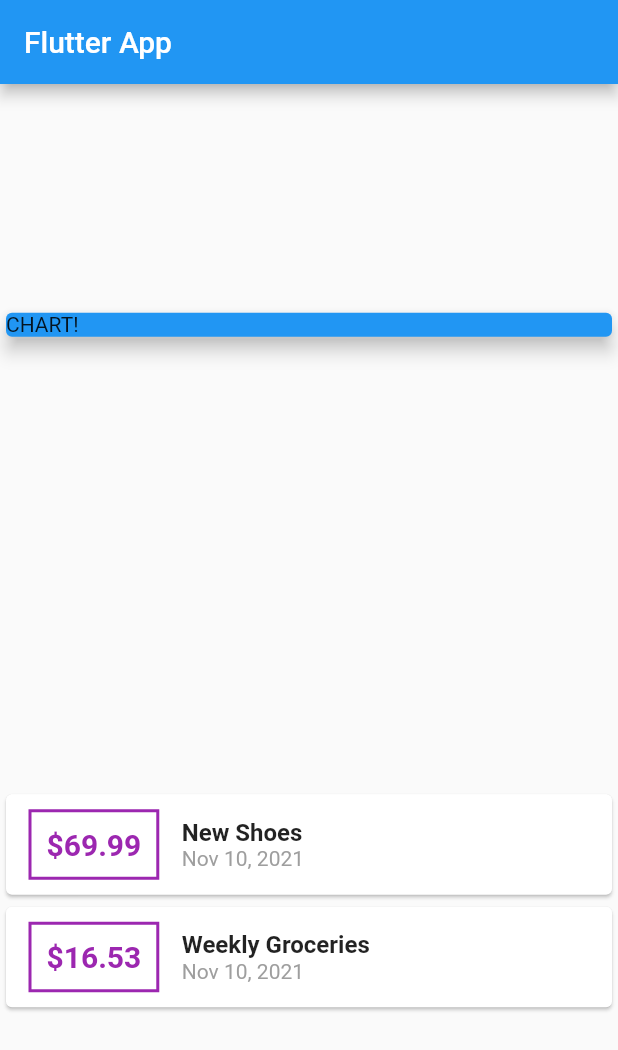
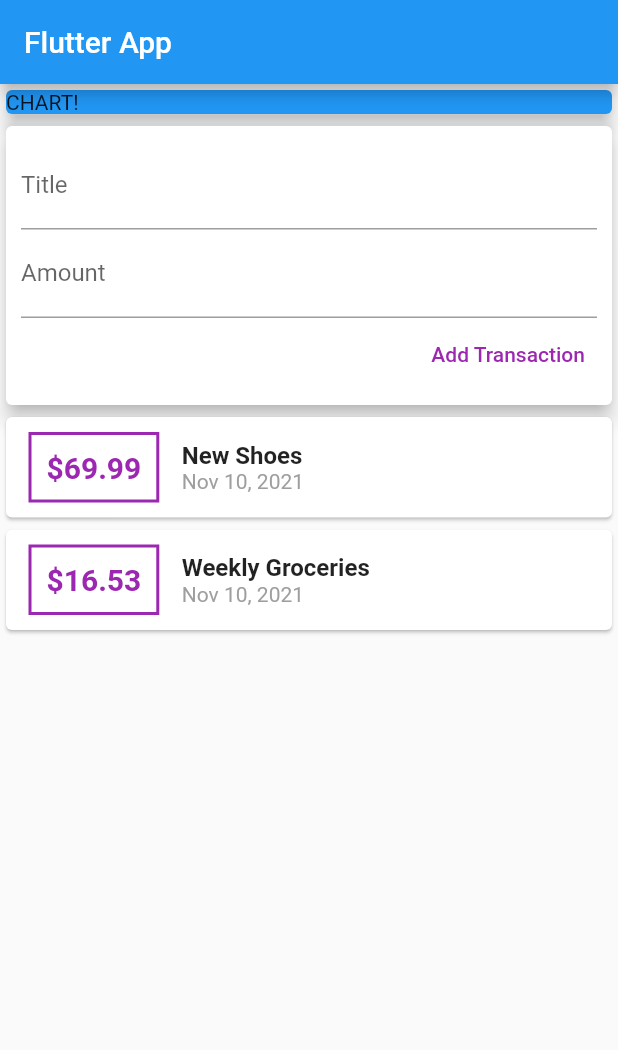
Before and after one commit to dhiraj13/personal-expense-app, a Flutter app: the screen it shows after launch, on a phone screen of 412 x 824 dp. Shown: the top 1050 px of the screen. Run offline on Flutter 3.47's test engine with Material 2 defaults, Android fonts, the phone set to English and light mode, and no system bars.

Commit message:
Adding Text Input Widgets (TextField)

```diff
--- a/lib/main.dart
+++ b/lib/main.dart
@@ -40,7 +40,7 @@ class MyHomePage extends StatelessWidget {
         title: const Text('Flutter App'),
       ),
       body: Column(
-        mainAxisAlignment: MainAxisAlignment.spaceAround,
+        // mainAxisAlignment: MainAxisAlignment.start,
         crossAxisAlignment: CrossAxisAlignment.stretch,
         children: <Widget>[
           Container(
@@ -49,6 +49,30 @@ class MyHomePage extends StatelessWidget {
               color: Colors.blue,
               child: Text('CHART!'),
               elevation: 5,
+            ),
+          ),
+          Card(
+            elevation: 5,
+            child: Container(
+              padding: const EdgeInsets.all(10),
+              child: Column(
+                crossAxisAlignment: CrossAxisAlignment.end,
+                children: <Widget>[
+                  const TextField(
+                    decoration: InputDecoration(labelText: 'Title'),
+                  ),
+                  const TextField(
+                    decoration: InputDecoration(labelText: 'Amount'),
+                  ),
+                  TextButton(
+                    child: const Text(
+                      'Add Transaction',
+                      style: TextStyle(color: Colors.purple),
+                    ),
+                    onPressed: () {},
+                  )
+                ],
+              ),
             ),
           ),
           Column(
```
